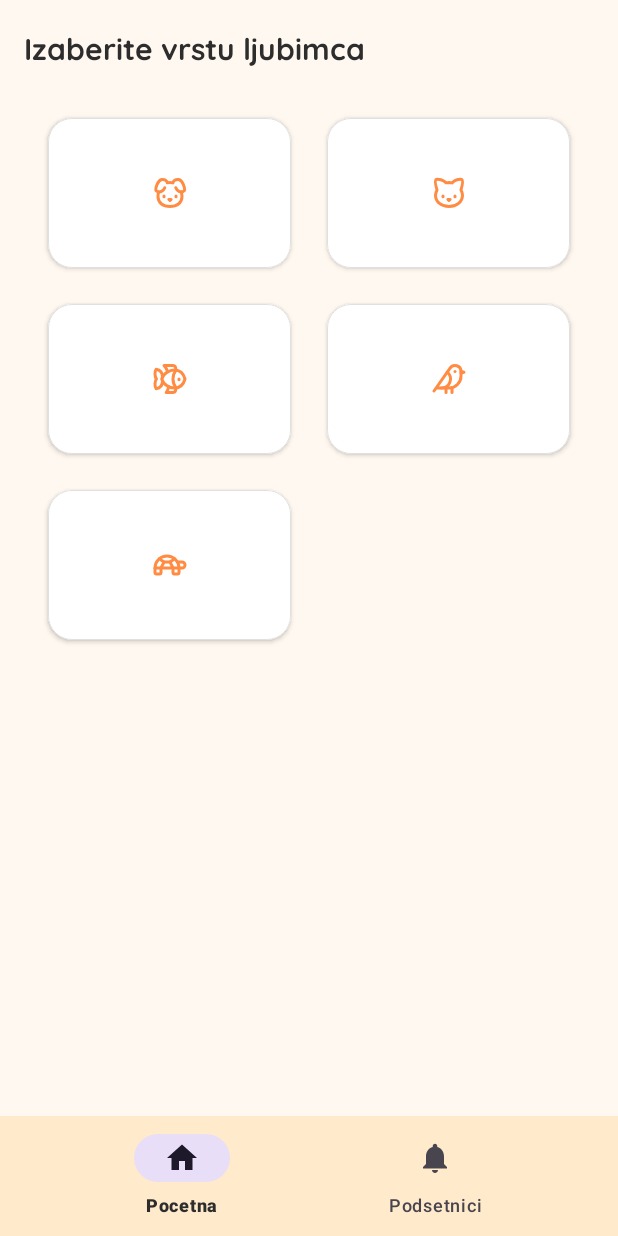
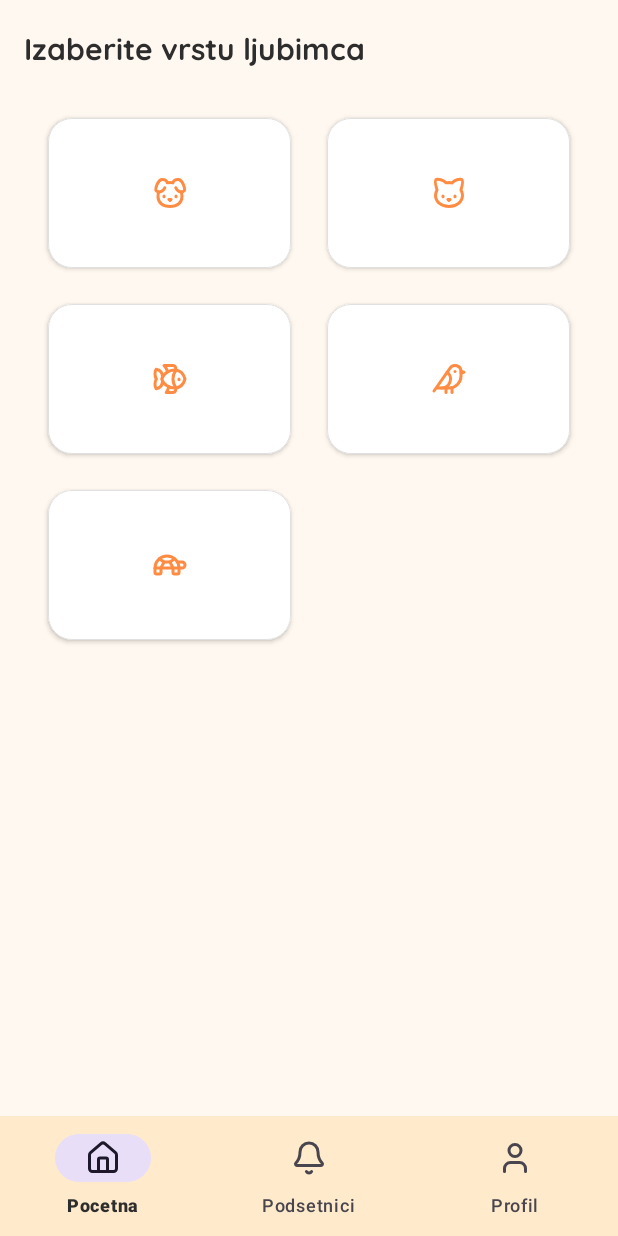
Before and after one commit to AnjaBree/PiCare2, an Android app: the screen it shows after launch once a user with an empty profile is signed in (MainActivity), after a tap on an icon or button, on a phone screen of 412 x 824 dp. Run offline under Robolectric (Android 15) with nearby library versions, the phone set to English and light mode, and no system bars; our stand-ins replace Firebase (no records; nobody signed in at launch, a user with empty details on screens opened directly), navigation-ui.

Commit message:
Profile added and logout functionality, Navigation update, Time in the reminder

```diff
--- /dev/null
+++ b/app/src/main/res/drawable/ic_house.xml
@@ -0,0 +1,20 @@
+<vector xmlns:android="http://schemas.android.com/apk/res/android"
+    android:width="24dp"
+    android:height="24dp"
+    android:viewportWidth="24"
+    android:viewportHeight="24">
+  <path
+      android:pathData="M15,21v-8a1,1 0,0 0,-1 -1h-4a1,1 0,0 0,-1 1v8"
+      android:strokeLineJoin="round"
+      android:strokeWidth="2"
+      android:fillColor="#00000000"
+      android:strokeColor="#000000"
+      android:strokeLineCap="round"/>
+  <path
+      android:pathData="M3,10a2,2 0,0 1,0.709 -1.528l7,-5.999a2,2 0,0 1,2.582 0l7,5.999A2,2 0,0 1,21 10v9a2,2 0,0 1,-2 2H5a2,2 0,0 1,-2 -2z"
+      android:strokeLineJoin="round"
+      android:strokeWidth="2"
+      android:fillColor="#00000000"
+      android:strokeColor="#000000"
+      android:strokeLineCap="round"/>
+</vector>
--- /dev/null
+++ b/app/src/main/res/drawable/ic_user.xml
@@ -0,0 +1,20 @@
+<vector xmlns:android="http://schemas.android.com/apk/res/android"
+    android:width="24dp"
+    android:height="24dp"
+    android:viewportWidth="24"
+    android:viewportHeight="24">
+  <path
+      android:pathData="M19,21v-2a4,4 0,0 0,-4 -4H9a4,4 0,0 0,-4 4v2"
+      android:strokeLineJoin="round"
+      android:strokeWidth="2"
+      android:fillColor="#00000000"
+      android:strokeColor="#000000"
+      android:strokeLineCap="round"/>
+  <path
+      android:pathData="M12,7m-4,0a4,4 0,1 1,8 0a4,4 0,1 1,-8 0"
+      android:strokeLineJoin="round"
+      android:strokeWidth="2"
+      android:fillColor="#00000000"
+      android:strokeColor="#000000"
+      android:strokeLineCap="round"/>
+</vector>
--- /dev/null
+++ b/app/src/main/res/drawable/profile_card_bg.xml
@@ -0,0 +1,5 @@
+<shape xmlns:android="http://schemas.android.com/apk/res/android"
+    android:shape="rectangle">
+    <solid android:color="#FFFFFF" />
+    <corners android:radius="16dp" />
+</shape>
--- a/app/src/main/res/menu/bottom_nav_menu.xml
+++ b/app/src/main/res/menu/bottom_nav_menu.xml
@@ -3,12 +3,17 @@
 
     <item
         android:id="@+id/navigation_home"
-        android:icon="@drawable/ic_home_black_24dp"
+        android:icon="@drawable/ic_house"
         android:title="Pocetna" />
 
     <item
         android:id="@+id/navigation_notifications"
-        android:icon="@drawable/ic_notifications_black_24dp"
+        android:icon="@drawable/ic_bell"
         android:title="Podsetnici" />
 
+    <item
+        android:id="@+id/profileFragment"
+        android:icon="@drawable/ic_user"
+        android:title="Profil" />
+
 </menu>
--- a/app/src/main/res/navigation/mobile_navigation.xml
+++ b/app/src/main/res/navigation/mobile_navigation.xml
@@ -32,4 +32,9 @@
         android:name="com.example.picare.ui.newnotification.NewReminderFragment"
         android:label="fragment_new_reminder"
         tools:layout="@layout/fragment_new_reminder" />
+    <fragment
+        android:id="@+id/profileFragment"
+        android:name="com.example.picare.ui.profile.ProfileFragment"
+        android:label="fragment_profile"
+        tools:layout="@layout/fragment_profile" />
 </navigation>
```
Also changed, not shown: app/src/main/java/com/example/picare/adapter/ReminderAdapter.kt (+13 -0 lines), app/src/main/java/com/example/picare/ui/profile/ProfileFragment.kt (added, +43 -0 lines), app/src/main/res/layout/fragment_profile.xml (added, +50 -0 lines).
